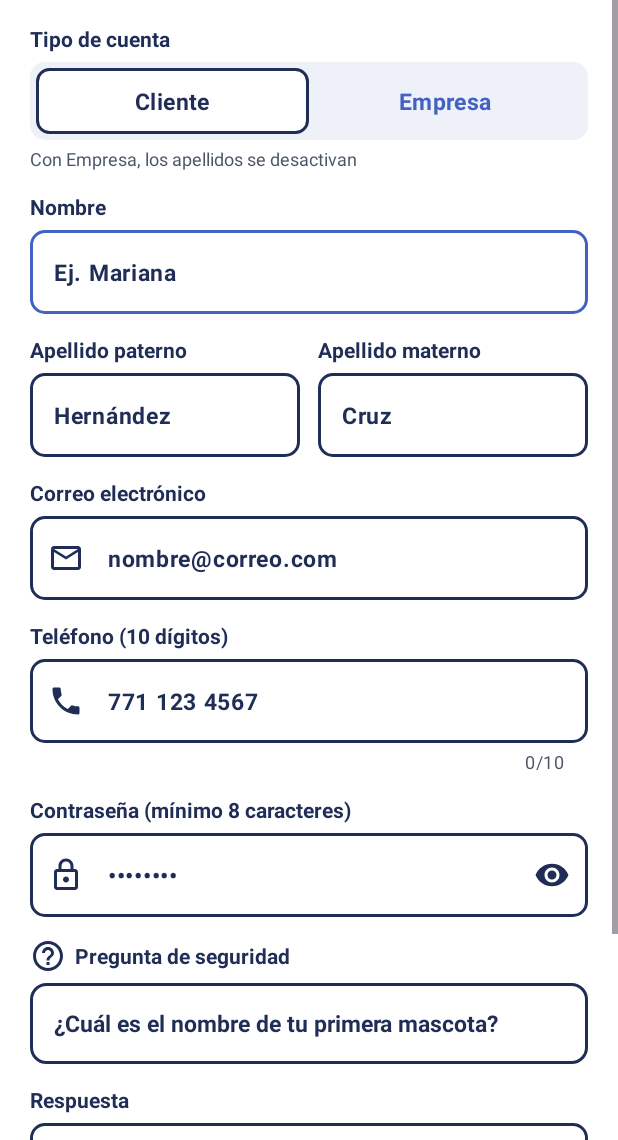
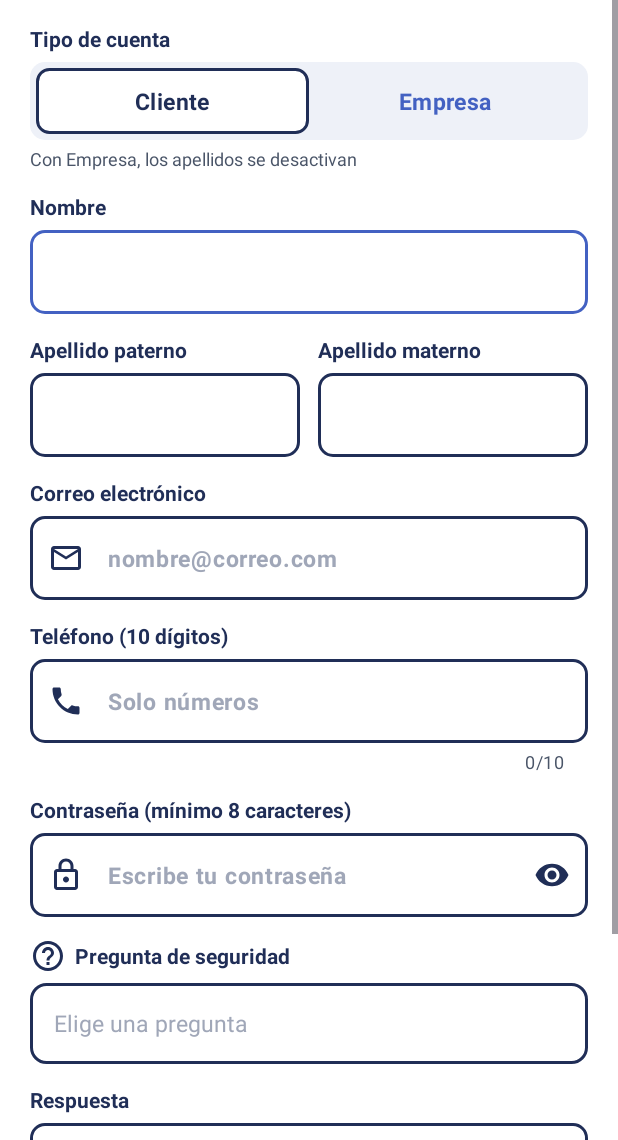
Before and after one commit to JosueD-pixel/Pry_AppVitanCoworking, an Android app: the RegistroActivity screen opened directly, with no data from a screen before it, on a phone screen of 412 x 824 dp, the part 96-1236 px from its top. Run offline under Robolectric (Android 15) with nearby library versions, the phone set to English and light mode, and no system bars.

Commit message:
Modificacion de placeholders y apartados de la vista en el login

```diff
--- a/app/src/main/java/com/example/pry_appvitancoworking/Vista/RegistroActivity.kt
+++ b/app/src/main/java/com/example/pry_appvitancoworking/Vista/RegistroActivity.kt
@@ -1,7 +1,9 @@
 package com.example.pry_appvitancoworking.Vista
 
+import android.graphics.Typeface
 import android.os.Bundle
 import android.view.View
+import android.view.ViewGroup
 import android.widget.ArrayAdapter
 import android.widget.Button
 import android.widget.ImageButton
@@ -78,8 +80,15 @@ class RegistroActivity : AppCompatActivity() {
         btnRegresar = findViewById(R.id.btnRegresar)
         pbCargando = findViewById(R.id.pbCargando)
 
-        //lista fija de preguntas con texto azul y en negrita (item_acceso_spinner)
-        val adaptadorPreguntas = ArrayAdapter.createFromResource(this, R.array.preguntasSeguridad, R.layout.item_acceso_spinner)
+        //lista de preguntas: el primer renglon "Elige una pregunta" es el placeholder (en gris),
+        //las preguntas salen en azul y en negrita (item_acceso_spinner)
+        val preguntas = listOf(getString(R.string.phPregunta)) + resources.getStringArray(R.array.preguntasSeguridad)
+        val adaptadorPreguntas = object : ArrayAdapter<String>(this, R.layout.item_acceso_spinner, preguntas) {
+            override fun getView(position: Int, convertView: View?, parent: ViewGroup): View =
+                pintarPregunta(super.getView(position, convertView, parent), position)
+            override fun getDropDownView(position: Int, convertView: View?, parent: ViewGroup): View =
+                pintarPregunta(super.getDropDownView(position, convertView, parent), position)
+        }
         adaptadorPreguntas.setDropDownViewResource(R.layout.item_acceso_spinner)
         spnPregunta.adapter = adaptadorPreguntas
 
@@ -94,8 +103,22 @@ class RegistroActivity : AppCompatActivity() {
         btnRegresar.setOnClickListener { finish() }
     }
 
+    //renglon 0 = placeholder en gris y sin negrita; los demas en azul VITAN y negrita
+    private fun pintarPregunta(renglon: View, posicion: Int): View {
+        val texto = renglon as TextView
+        val esPlaceholder = posicion == 0
+        texto.setTextColor(ContextCompat.getColor(this, if (esPlaceholder) R.color.accesoPlaceholder else R.color.accesoAzul))
+        texto.setTypeface(null, if (esPlaceholder) Typeface.NORMAL else Typeface.BOLD)
+        return texto
+    }
+
     fun ejecutarCrearCuenta(v: View) {
         limpiarErrores()
+        //si sigue en "Elige una pregunta" no se manda nada
+        if (spnPregunta.selectedItemPosition == 0) {
+            mostrarMensaje(getString(R.string.errPregunta))
+            return
+        }
         presentador.crearCuenta(
             rbEmpresa.isChecked,
             etNombre.text.toString().trim(),
@@ -117,8 +140,8 @@ class RegistroActivity : AppCompatActivity() {
             etAm.setText("")
             tilAp.error = null
         }
-        //con Empresa los apellidos se ven grises (desactivados); con Cliente, azul VITAN
-        val colorAyuda = ContextCompat.getColor(this, if (activar) R.color.accesoAzul else R.color.accesoDesactivado)
+        //con Empresa los apellidos se ven desactivados ("No aplica"); con Cliente quedan vacios
+        val colorAyuda = ContextCompat.getColor(this, if (activar) R.color.accesoPlaceholder else R.color.accesoDesactivado)
         etAp.setHintTextColor(colorAyuda)
         etAm.setHintTextColor(colorAyuda)
         //la etiqueta y el texto de ayuda cambian segun Cliente o Empresa
--- a/app/src/main/res/layout/activity_login.xml
+++ b/app/src/main/res/layout/activity_login.xml
@@ -116,7 +116,7 @@
                 android:hint="@string/phCorreo"
                 android:inputType="textEmailAddress"
                 android:textColor="@color/accesoAzul"
-                android:textColorHint="@color/accesoAzul"
+                android:textColorHint="@color/accesoPlaceholder"
                 android:textSize="15sp"
                 android:textStyle="bold" />
         </com.google.android.material.textfield.TextInputLayout>
@@ -156,7 +156,7 @@
                 android:hint="@string/phContrasena"
                 android:inputType="textPassword"
                 android:textColor="@color/accesoAzul"
-                android:textColorHint="@color/accesoAzul"
+                android:textColorHint="@color/accesoPlaceholder"
                 android:textSize="15sp"
                 android:textStyle="bold" />
         </com.google.android.material.textfield.TextInputLayout>
--- a/app/src/main/res/layout/activity_registro.xml
+++ b/app/src/main/res/layout/activity_registro.xml
@@ -151,7 +151,7 @@
                 android:hint="@string/phNombre"
                 android:inputType="textPersonName|textCapWords"
                 android:textColor="@color/accesoAzul"
-                android:textColorHint="@color/accesoAzul"
+                android:textColorHint="@color/accesoPlaceholder"
                 android:textSize="15sp"
                 android:textStyle="bold" />
         </com.google.android.material.textfield.TextInputLayout>
@@ -212,7 +212,7 @@
                 android:hint="@string/phAp"
                 android:inputType="textPersonName|textCapWords"
                 android:textColor="@color/accesoAzul"
-                android:textColorHint="@color/accesoAzul"
+                android:textColorHint="@color/accesoPlaceholder"
                 android:textSize="15sp"
                 android:textStyle="bold" />
         </com.google.android.material.textfield.TextInputLayout>
@@ -241,7 +241,7 @@
                 android:hint="@string/phAm"
                 android:inputType="textPersonName|textCapWords"
                 android:textColor="@color/accesoAzul"
-                android:textColorHint="@color/accesoAzul"
+                android:textColorHint="@color/accesoPlaceholder"
                 android:textSize="15sp"
                 android:textStyle="bold" />
         </com.google.android.material.textfield.TextInputLayout>
@@ -280,7 +280,7 @@
                 android:hint="@string/phCorreo"
                 android:inputType="textEmailAddress"
                 android:textColor="@color/accesoAzul"
-                android:textColorHint="@color/accesoAzul"
+                android:textColorHint="@color/accesoPlaceholder"
                 android:textSize="15sp"
                 android:textStyle="bold" />
         </com.google.android.material.textfield.TextInputLayout>
@@ -319,9 +319,10 @@
                 android:layout_width="match_parent"
                 android:layout_height="wrap_content"
                 android:hint="@string/phTelefono"
-                android:inputType="phone"
+                android:inputType="number"
+                android:maxLength="10"
                 android:textColor="@color/accesoAzul"
-                android:textColorHint="@color/accesoAzul"
+                android:textColorHint="@color/accesoPlaceholder"
                 android:textSize="15sp"
                 android:textStyle="bold" />
         </com.google.android.material.textfield.TextInputLayout>
@@ -361,7 +362,7 @@
                 android:hint="@string/phContrasena"
                 android:inputType="textPassword"
                 android:textColor="@color/accesoAzul"
-                android:textColorHint="@color/accesoAzul"
+                android:textColorHint="@color/accesoPlaceholder"
                 android:textSize="15sp"
                 android:textStyle="bold" />
         </com.google.android.material.textfield.TextInputLayout>
@@ -422,7 +423,7 @@
                 android:hint="@string/phRespuesta"
                 android:inputType="text"
                 android:textColor="@color/accesoAzul"
-                android:textColorHint="@color/accesoAzul"
+                android:textColorHint="@color/accesoPlaceholder"
                 android:textSize="15sp"
                 android:textStyle="bold" />
         </com.google.android.material.textfield.TextInputLayout>
--- a/app/src/main/res/values/colors_angel.xml
+++ b/app/src/main/res/values/colors_angel.xml
@@ -6,6 +6,7 @@
     <color name="accesoBoton">#4361C2</color>         <!-- botones y ligas -->
     <color name="accesoGris">#4A5568</color>          <!-- textos de ayuda -->
     <color name="accesoFondoSuave">#EEF1F8</color>    <!-- cuadros de aviso y de la pregunta -->
+    <color name="accesoPlaceholder">#A0A7B8</color>   <!-- texto de ejemplo (placeholder) en gris, distinto del dato escrito -->
     <color name="accesoDesactivado">#9AA3B5</color>   <!-- apellidos con Empresa -->
     <color name="accesoBlanco">#FFFFFF</color>
 </resources>
--- a/app/src/main/res/values/strings_angel.xml
+++ b/app/src/main/res/values/strings_angel.xml
@@ -6,7 +6,7 @@
     <string name="txtRegresar">Regresar</string>
     <string name="lblCorreo">Correo electrónico</string>
     <string name="phCorreo">nombre@correo.com</string>
-    <string name="phContrasena">••••••••</string>
+    <string name="phContrasena">Escribe tu contraseña</string>
 
     <!-- A01 Iniciar sesion -->
     <string name="txtTituloLogin">Iniciar sesión</string>
@@ -33,12 +33,14 @@
     <string name="lblRespuesta">Respuesta</string>
     <string name="txtAyudaRespuesta">Te la preguntaremos si olvidas tu contraseña</string>
     <string name="btnCrearCuenta">Crear cuenta</string>
-    <string name="phNombre">Ej. Mariana</string>
-    <string name="phAp">Hernández</string>
-    <string name="phAm">Cruz</string>
+    <string name="phNombre"></string>
+    <string name="phAp"></string>
+    <string name="phAm"></string>
     <string name="phNoAplica">No aplica</string>
-    <string name="phTelefono">771 123 4567</string>
-    <string name="phRespuesta">Tu respuesta</string>
+    <string name="phTelefono">Solo números</string>
+    <string name="phRespuesta">Escribe tu respuesta</string>
+    <string name="phPregunta">Elige una pregunta</string>
+    <string name="errPregunta">Elige tu pregunta de seguridad</string>
 
     <!-- A03 / A04 Recuperar cuenta (una sola pantalla en 2 pasos) -->
     <string name="txtTituloRecuperar">Recuperar cuenta</string>
@@ -53,6 +55,8 @@
     <string name="txtAyudaMayusculas">No importan mayúsculas o minúsculas</string>
     <string name="lblNueva">Contraseña nueva</string>
     <string name="lblConfirmar">Confirmar contraseña</string>
+    <string name="phNueva">Escribe tu contraseña nueva</string>
+    <string name="phConfirmar">Repite tu contraseña nueva</string>
     <string name="txtAyudaMinimo">Mínimo 8 caracteres</string>
     <string name="btnCambiarContrasena">Cambiar contraseña</string>
     <string name="txtYaRecordaste">¿Ya la recordaste? <b>Iniciar sesión</b></string>
```
Also changed, not shown: app/src/main/res/layout/activity_recuperar.xml (+6 -6 lines).
